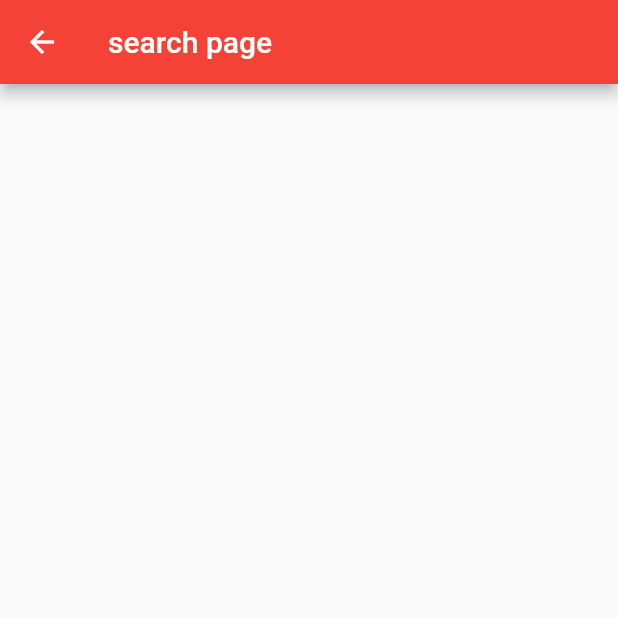
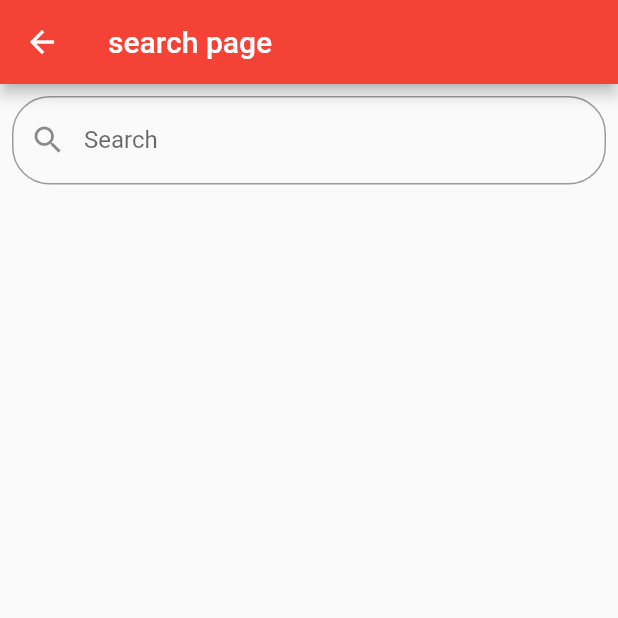
Before and after one commit to tomerkatz2001/with_me_2, a Flutter app: the SearchPage screen opened by its route, on a phone screen of 412 x 824 dp, the top half of it. Run offline on Flutter 3.47's test engine with Material 2 defaults, Android fonts, the phone set to English and light mode, and no system bars; our stand-ins replace cloud_firestore, firebase_auth, firebase_core, nested; accounts and stored records are empty; Roboto replaces fonts that are missing (RaleWay).

Commit message:
finish search page

```diff
--- a/happy_heart/lib/Screens/search.dart
+++ b/happy_heart/lib/Screens/search.dart
@@ -10,50 +10,83 @@ class SearchPage extends StatefulWidget {
 
 class _SearchPageState extends State<SearchPage> {
   TextEditingController editingController = TextEditingController();
+  final ValueNotifier<List> _equipment = ValueNotifier<List>([]);
+  List duplicateItems = [];
 
-  final duplicateItems = List<String>.generate(10000, (i) => "Item $i");
-  var items = [];
-
-  @override
-  void initState() {
-    items.addAll(duplicateItems);
-    super.initState();
-  }
 
   void filterSearchResults(String query) {
-    List<String> dummySearchList = [];
-    dummySearchList.addAll(duplicateItems);
-    if(query.isNotEmpty) {
-      List<String> dummyListData = [];
+    List dummySearchList = [];
+    dummySearchList.addAll(_equipment.value);
+    if (query.isNotEmpty) {
+      List dummyListData = [];
       dummySearchList.forEach((item) {
-        if(item.contains(query)) {
+        Map dict = getTypesMapFromEquipmentList([item]);
+        if (dict.keys.elementAt(0).toString().contains(query)) {
           dummyListData.add(item);
         }
       });
-      setState(() {
-        items.clear();
-        items.addAll(dummyListData);
-      });
+      _equipment.value = dummyListData;
       return;
     } else {
-      setState(() {
-        items.clear();
-        items.addAll(duplicateItems);
-      });
+      _equipment.value = duplicateItems; // restore the full list
     }
-
   }
 
   @override
   Widget build(BuildContext context) {
-    return  Scaffold(
-      appBar:  AppBar(
-        title:  Text(widget.title),
+    return Scaffold(
+      appBar: AppBar(
+        title: Text(widget.title),
       ),
-      //body:,
+      body: Center(
+        child: Column(
+          children: [
+            Padding(
+              padding: const EdgeInsets.all(8.0),
+              child: TextField(
+                onChanged: (value) {
+                  filterSearchResults(value);
+                },
+                controller: editingController,
+                decoration: const InputDecoration(
+                    labelText: "Search",
+                    hintText: "Search",
+                    prefixIcon: Icon(Icons.search),
+                    border: OutlineInputBorder(
+                        borderRadius: BorderRadius.all(Radius.circular(25.0)))),
+              ),
+            ),
+            StreamBuilder(
+              stream: DB.getEquipmentStream(),
+              builder: (context, snapshot) {
+                if(snapshot.hasData) {
+                  _equipment.value = snapshot.data!.docs;
+                  duplicateItems = snapshot.data!.docs;
+                  return ValueListenableBuilder(
+                      valueListenable: _equipment,
+                      builder: (BuildContext context, List equipment, Widget? child){
+                        Map dict = getTypesMapFromEquipmentList(equipment);
+                        return ListView.builder(
+                            itemCount: dict.entries.length,
+                            shrinkWrap: true,
+                            itemBuilder: (BuildContext context, int index) {
+                              var current=dict.keys.elementAt(index);
+                              return Center(child:buildEquipmentRow(context, current, dict[current].length));
+                            }
+                        );
+                      });
+                }
+                else {
+                  return const Center(child: CircularProgressIndicator());
+                }
+              },
+            ),
+          ],
+        ),
+      ),
     );
   }
-  }
+}
 
 //  Container(
 // child: Column(
--- a/happy_heart/lib/Screens/supply_page.dart
+++ b/happy_heart/lib/Screens/supply_page.dart
@@ -8,7 +8,6 @@ class SupplyPage extends StatefulWidget {
 }
 
 class _SupplyPageState extends State<SupplyPage> {
-
 
   Widget equipmentListBuilder(context, snapshot) {
     if (snapshot.hasData) {
```
Also changed, not shown: happy_heart/lib/Components/bottom_navigation.dart (+13 -1 lines).
